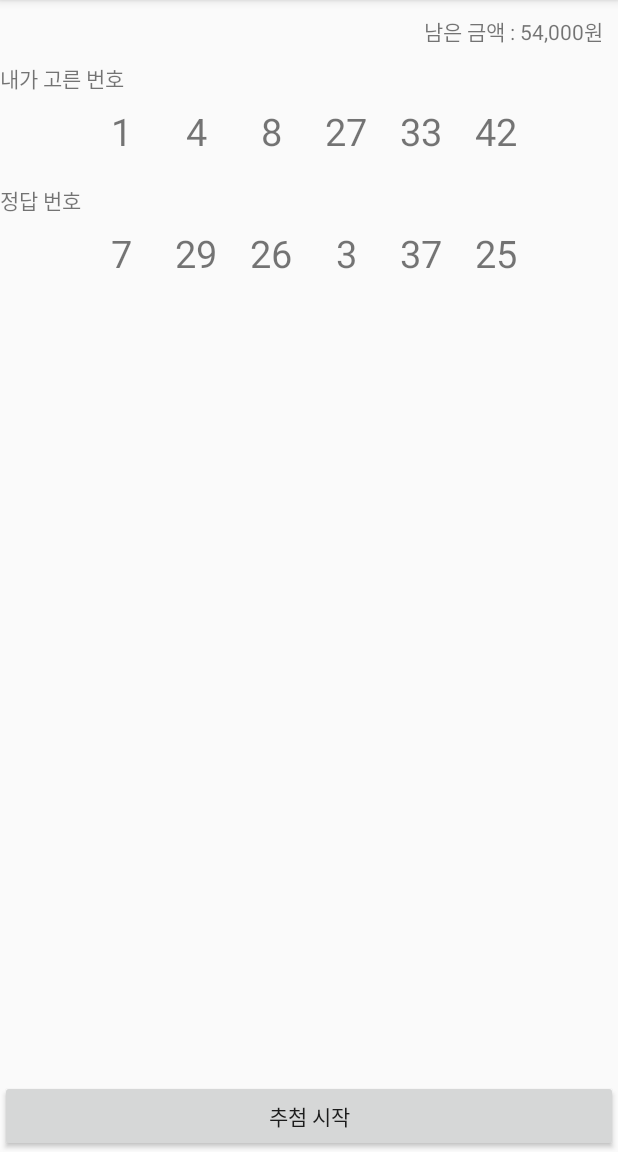
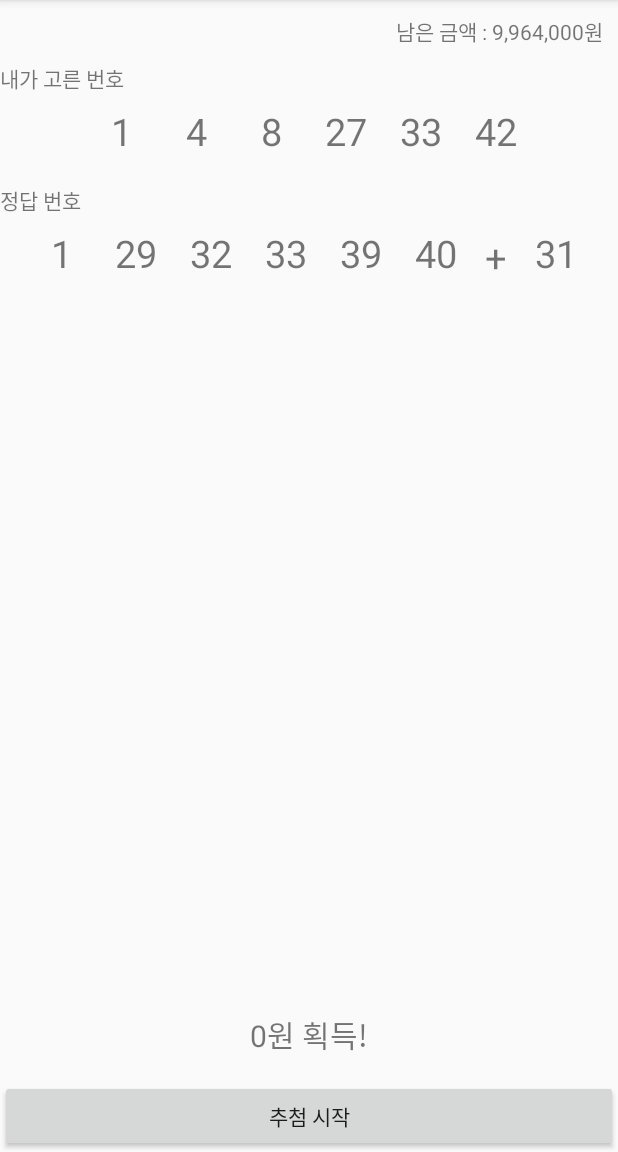
Before and after one commit to cho881020/AlgorithmTest, an Android app: the Test06Activity screen opened directly, with no data from a screen before it, after a tap on "추첨 시작", on a phone screen of 412 x 824 dp, the part 84-1236 px from its top. Run offline under Robolectric (Android 15) with nearby library versions, the phone set to English and light mode, and no system bars.

Commit message:
로또 시뮬레이터 마무리

```diff
--- a/app/src/main/java/kr/co/tjeit/algorithmtest/Test06Activity.java
+++ b/app/src/main/java/kr/co/tjeit/algorithmtest/Test06Activity.java
@@ -31,8 +31,13 @@ public class Test06Activity extends BaseActivity {
     // 일반적인 프로그래밍에서는 Thread.
     // Thread 예시 -> 컴퓨터로 노래 / 게임 / 유튜브. => OS (Window)
     Handler mHandler = new Handler();
-    int remainMoney = 100000;
+    int remainMoney = 10000000;
+    long earnMoney = 0;
+    int[] myLottoNumber = {1, 4, 8, 27, 33, 42};
     int[] correctLottoNumber = new int[6];
+    int bonusNumber = 0;
+    private TextView earnMoneyTxt;
+    private TextView bonusNumberTxt;
 
     @Override
     protected void onCreate(Bundle savedInstanceState) {
@@ -95,8 +100,34 @@ public class Test06Activity extends BaseActivity {
                     }
                 }
 
-//                숫자를 오름차순으로 정렬. => insertion sort
+//                숫자를 오름차순으로 정렬. => bubble sort
 
+                for (int i = correctLottoNumber.length; i > 0; i--) {
+                    for (int j = 0; j < i - 1; j++) {
+                        if (correctLottoNumber[j] > correctLottoNumber[j + 1]) {
+                            int temp = correctLottoNumber[j];
+                            correctLottoNumber[j] = correctLottoNumber[j + 1];
+                            correctLottoNumber[j + 1] = temp;
+                        }
+                    }
+                }
+
+//                보너스번호 생성.
+
+                while (true) {
+                    bonusNumber = (int) (Math.random() * 45) + 1;
+
+                    boolean isDupl = false;
+                    for (int i = 0; i < 6; i++) {
+                        if (bonusNumber == correctLottoNumber[i]) {
+                            isDupl = true;
+                        }
+                    }
+
+                    if (!isDupl) {
+                        break;
+                    }
+                }
 
 
                 okNum01.setText(correctLottoNumber[0]+"");
@@ -106,10 +137,60 @@ public class Test06Activity extends BaseActivity {
                 okNum05.setText(correctLottoNumber[4]+"");
                 okNum06.setText(correctLottoNumber[5]+"");
 
+                bonusNumberTxt.setText(bonusNumber+"");
+
+                // 번 돈을 계산하는 부분.
+
+                // 몇개의 숫자를 맞췄는지 카운팅.
+                int okNumberCount = 0;
+
+                for (int i = 0; i < 6; i++) {
+                    for (int j = 0; j < 6; j++) {
+                        if (myLottoNumber[i] == correctLottoNumber[j]) {
+                            okNumberCount++;
+                        }
+                    }
+                }
+
+                // 맞춘 갯수에 따라 얼마를 벌었는지 계산.
+                if (okNumberCount == 6) {
+                    earnMoney += 2900000000L;
+                } else if (okNumberCount == 5) {
+
+                    // 숫자 5개를 맞췃을때는
+                    // 보너스번호의 유무에 따라 2등/3등 구별.
+
+                    boolean bonusOk = false;
+                    // 실제로 보너스를 맞췄는지 검사.
+                    for (int i=0 ; i < 6 ; i++ ) {
+                        if (bonusNumber == myLottoNumber[i]) {
+                            bonusOk = true;
+                        }
+                    }
+
+                    if (bonusOk) {
+                        earnMoney += 65000000L;
+                    }
+                    else {
+                        earnMoney += 1650000L;
+                    }
+
+                } else if (okNumberCount == 4) {
+                    earnMoney += 50000L;
+                } else if (okNumberCount == 3) {
+                    remainMoney += 5000L;
+                }
+
+                String earnMoneyStr = String.format(Locale.KOREA, "%,d원 획득!", earnMoney);
+                earnMoneyTxt.setText(earnMoneyStr);
 
                 // mHandler에게, doLottoRun을 다시 실행시켜 달라고 부탁.
                 // 1000원을 다시 쓰도록 만들자.
-                mHandler.post(doLottoRun);
+
+                if (okNumberCount < 6) {
+                    mHandler.post(doLottoRun);
+                }
+
             }
 
         }
@@ -137,8 +218,9 @@ public class Test06Activity extends BaseActivity {
 
     @Override
     public void bindViews() {
-
         this.startBtn = (Button) findViewById(R.id.startBtn);
+        this.earnMoneyTxt = (TextView) findViewById(R.id.earnMoneyTxt);
+        this.bonusNumberTxt = (TextView) findViewById(R.id.bonusNumberTxt);
         this.okNum06 = (TextView) findViewById(R.id.okNum06);
         this.okNum05 = (TextView) findViewById(R.id.okNum05);
         this.okNum04 = (TextView) findViewById(R.id.okNum04);
--- a/app/src/main/res/layout/activity_test06.xml
+++ b/app/src/main/res/layout/activity_test06.xml
@@ -147,6 +147,19 @@
             android:text="42"
             android:textSize="25sp"
             android:gravity="center"/>
+        <TextView
+            android:layout_width="30dp"
+            android:layout_height="30dp"
+            android:text="+"
+            android:textSize="25sp"
+            android:gravity="center"/>
+        <TextView
+            android:id="@+id/bonusNumberTxt"
+            android:layout_width="50dp"
+            android:layout_height="50dp"
+            android:text="25"
+            android:textSize="25sp"
+            android:gravity="center"/>
 
 
     </LinearLayout>
@@ -157,6 +170,15 @@
         android:layout_weight="1"
         />
 
+    <TextView
+        android:id="@+id/earnMoneyTxt"
+        android:layout_width="match_parent"
+        android:layout_height="wrap_content"
+        android:padding="15dp"
+        android:textSize="20sp"
+        android:gravity="center"
+        android:text="0원 획득!"/>
+
     <Button
         android:id="@+id/startBtn"
         android:layout_width="match_parent"
```
